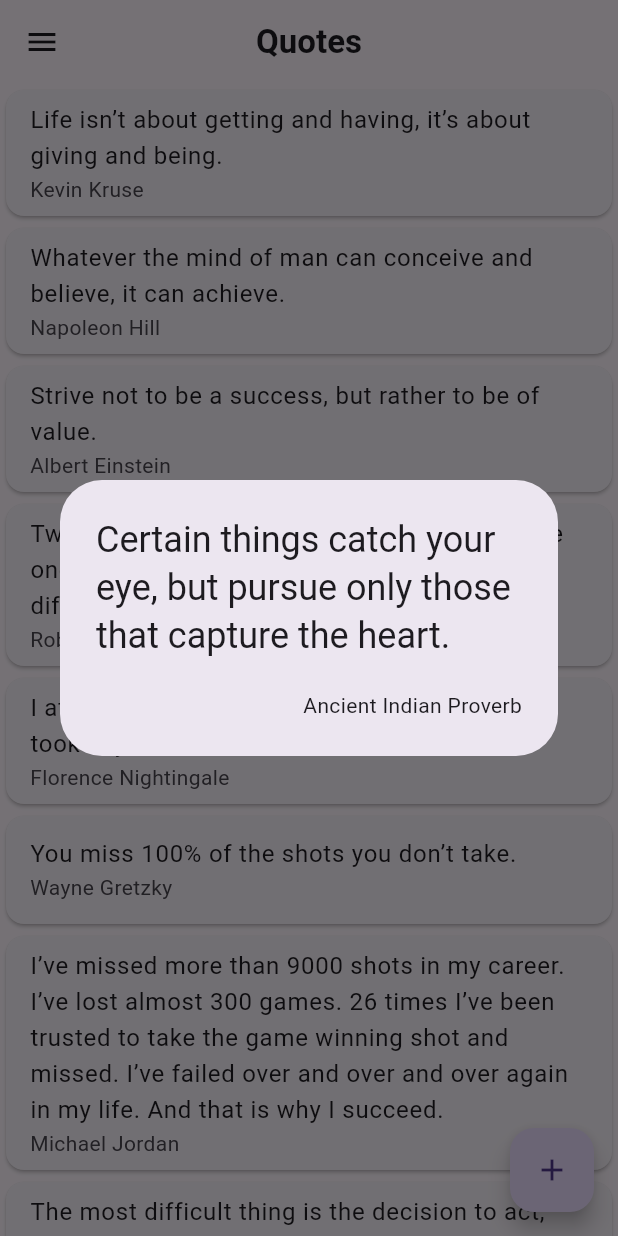
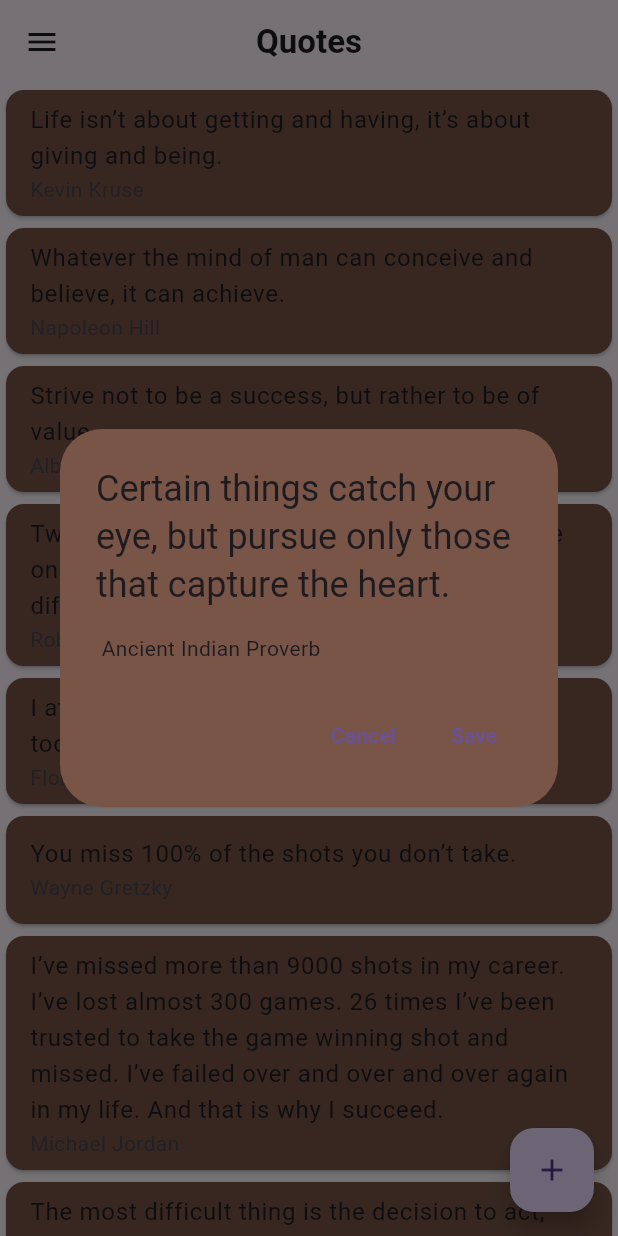
Before and after one commit to Vishalk0810/quote_app_daily_tasks, a Flutter app: the screen it shows after launch, after a tap on the "add" icon, on a phone screen of 412 x 824 dp. Run offline on Flutter 3.47's test engine with Material 3 defaults, Android fonts, the phone set to English and light mode, and no system bars; our stand-ins replace pdf, printing.

Commit message:
04-06-2024

```diff
--- a/lib/quotes/component/quotes.dart
+++ b/lib/quotes/component/quotes.dart
@@ -40,6 +40,9 @@ class _QuotesScreenState extends State<QuotesScreen> {
             children: [
               ...List.generate(quoteList.length, (index) {
                 return Card(
+                  color: Colors.primaries[
+                    Random().nextInt((Colors.primaries.length))
+                  ],
                   child: ListTile(
                     title: Text(quoteModel!.quoteModelList[index].quote!),
                     subtitle: Text(quoteModel!.quoteModelList[index].author!),
@@ -55,9 +58,22 @@ class _QuotesScreenState extends State<QuotesScreen> {
             int x = random.nextInt(quoteModel!.quoteModelList.length);
             setState(() {
               showDialog(context: context, builder: (context) => AlertDialog(
+                backgroundColor: Colors.primaries[
+                  Random().nextInt((Colors.primaries.length))
+                  ],
                 title: Text(quoteModel!.quoteModelList[x].quote!),
+                content: Text(quoteModel!.quoteModelList[x].author!),
                 actions: [
-                  Text(quoteModel!.quoteModelList[x].author!),
+                  TextButton(
+                      onPressed: () {
+                        Navigator.pop(context);
+                      },
+                      child: const Text('Cancel')),
+                  TextButton(
+                      onPressed: () {
+                        Navigator.pop(context);
+                      },
+                      child: const Text('Save'))
                 ],
               ),);
             });
```
